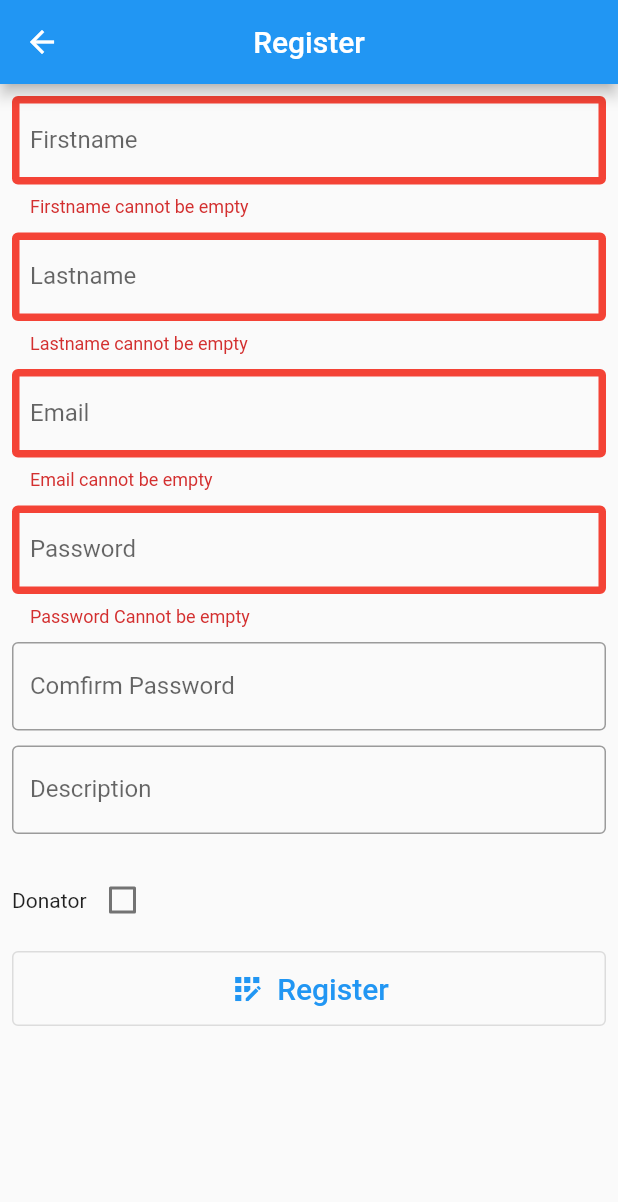
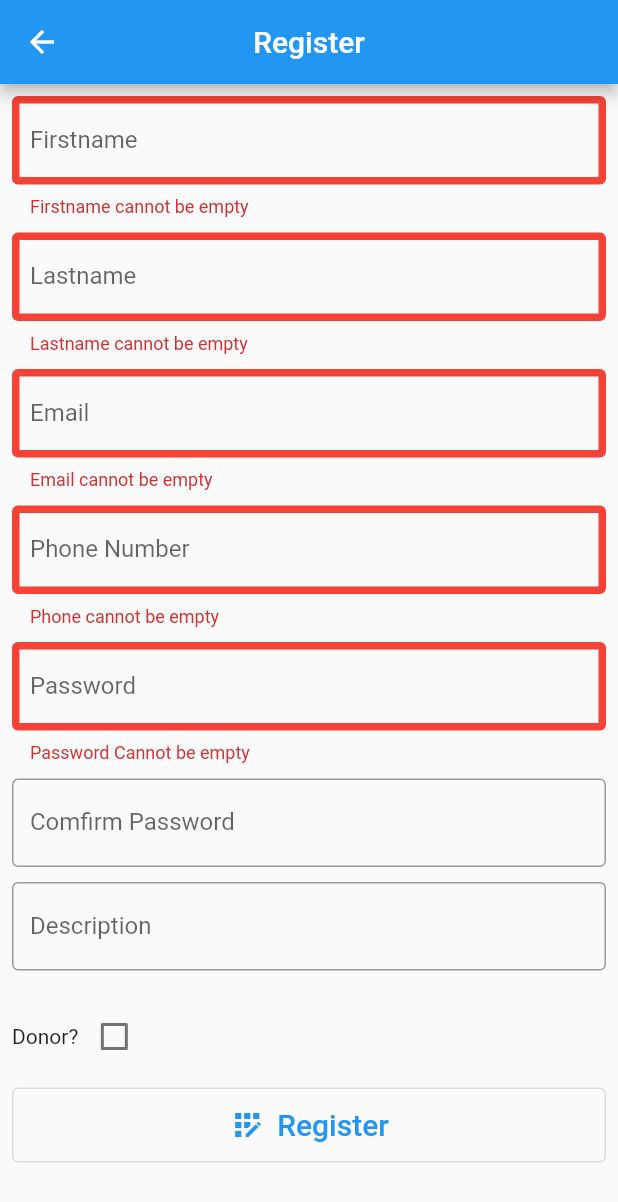
Before and after one commit to geek911/09876543, a Flutter app: the RegisterPage screen opened by its route, after a tap on "Register", on a phone screen of 412 x 824 dp. Shown: the top 1202 px of the screen. Run offline on Flutter 3.47's test engine with Material 2 defaults, Android fonts, the phone set to English and light mode, and no system bars; our stand-ins replace cloud_firestore, firebase_auth, firebase_core, firebase_database, form_validator, syncfusion_flutter_datepicker; missing offline and left inert: firebase_app_check; accounts and stored records are empty.

```diff
--- a/lib/database.dart
+++ b/lib/database.dart
@@ -1,13 +1,15 @@
 import 'package:cloud_firestore/cloud_firestore.dart';
+import 'package:firebase_auth/firebase_auth.dart';
+import 'package:firebase_database/firebase_database.dart';
 
 
 class Database {
-  static final FirebaseFirestore _db = FirebaseFirestore.instance;
+  static final FirebaseDatabase _db = FirebaseDatabase.instance;
+  static final FirebaseAuth _auth = FirebaseAuth.instance;
 
   static Future<void> addProfile(Map<String, dynamic> profile) async {
-    await _db
-        .collection('users')
-        .doc()
-        .set(profile);
+    DatabaseReference reference = _db.ref(_auth.currentUser?.uid as String);
+
+    await reference.set(profile);
   }
 }
--- a/lib/models/custom_user.dart
+++ b/lib/models/custom_user.dart
@@ -1,5 +1,7 @@
 class CustomUser {
   String? id;
+  String? firstName;
+  String? lastName;
   String? displayName;
   String? email;
   bool? donator;
@@ -10,9 +12,8 @@ class CustomUser {
 
   Map<String, dynamic > toProfile(){
     return {
-      "id": id ??= "Not Set",
-      "description": description ??= "",
-      "phone_number": phoneNumber ??= "",
+      "description": description ??= "na",
+      "phone_number": phoneNumber ??= "na",
       "donator": donator ??= false,
     };
   }
--- a/lib/pages/register_page.dart
+++ b/lib/pages/register_page.dart
@@ -38,26 +38,28 @@ class _RegisterPageState extends State<RegisterPage> {
       String message = '';
 
       try {
-        await FirebaseAuth.instance
+        var user = await FirebaseAuth.instance
             .createUserWithEmailAndPassword(
                 email: emailController.text.trim(),
-                password: passwordController.text).whenComplete((){}).then((value){
-                  value.user?.updateDisplayName(
+                password: passwordController.text);
+
+        user.user?.updateDisplayName(
             "${firstnameController.text.trim()} ${lastnameController.text.trim()}");
+
         var customUser = CustomUser();
-                  customUser.id = value.user?.uid;
+
+        customUser.id = user.user?.uid;
+        customUser.firstName = firstnameController.text;
+        customUser.lastName = lastnameController.text;
         customUser.donator = isDonator;
         customUser.description = descriptionController.text;
         customUser.phoneNumber = phoneNumberController.text;
 
-                  Database.addProfile(customUser.toProfile()).then((value) {
+        await Database.addProfile(customUser.toProfile()).then((value) {
           Navigator.of(context).pop();
         });
 
 
-        });
-
-        Navigator.of(context).pop();
 
 
       } on FirebaseAuthException catch (e) {
@@ -67,7 +69,7 @@ class _RegisterPageState extends State<RegisterPage> {
           message = 'The account already exists for that email.';
         }
       } catch (e) {
-        message = 'Something went wrong, please check your net connectivity';
+        message = 'Something went wrong, please check your network connectivity';
       } finally {
         if (message.isNotEmpty) {
           ScaffoldMessenger.of(context).showSnackBar(
@@ -117,6 +119,14 @@ class _RegisterPageState extends State<RegisterPage> {
               const SizedBox(
                 height: 10,
               ),
+              FormFields.textField('Phone Number', phoneNumberController,
+                  validator: ValidationBuilder()
+                      .phone("Please enter phone number")
+                      .required("Phone cannot be empty")
+                      .build()),
+              const SizedBox(
+                height: 10,
+              ),
               FormFields.passwordField("Password", passwordController,
                   validator: ValidationBuilder()
                       .minLength(
@@ -149,7 +159,7 @@ class _RegisterPageState extends State<RegisterPage> {
               ),
               Row(
                 children: [
-                  Text("Donator"),
+                  Text("Donor?"),
                   Checkbox(
                       value: isDonator,
                       onChanged: (value) {
--- a/pubspec.yaml
+++ b/pubspec.yaml
@@ -41,6 +41,7 @@ dependencies:
   firebase_app_check: ^0.0.6+7
   syncfusion_flutter_datepicker: ^19.4.55
   cloud_firestore: ^3.1.10
+  firebase_database: ^9.0.8
 
 dev_dependencies:
   flutter_test:
```
Also changed, not shown: pubspec.lock, 1 other file. Lines whose indentation alone changed are shown as unchanged.
